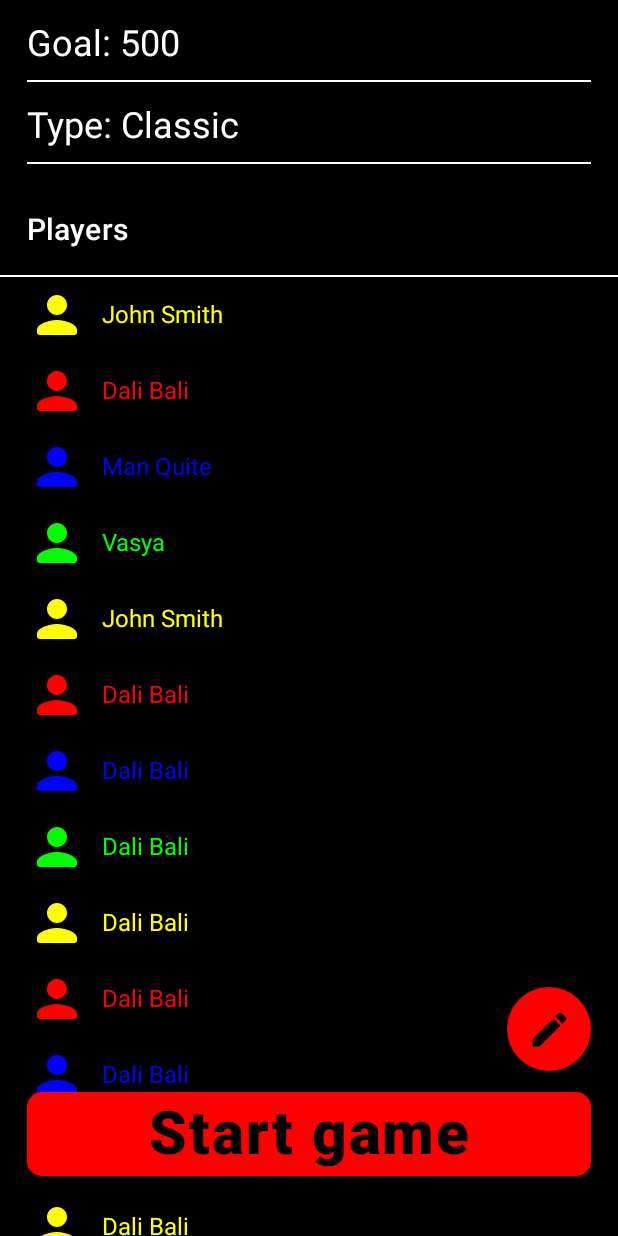
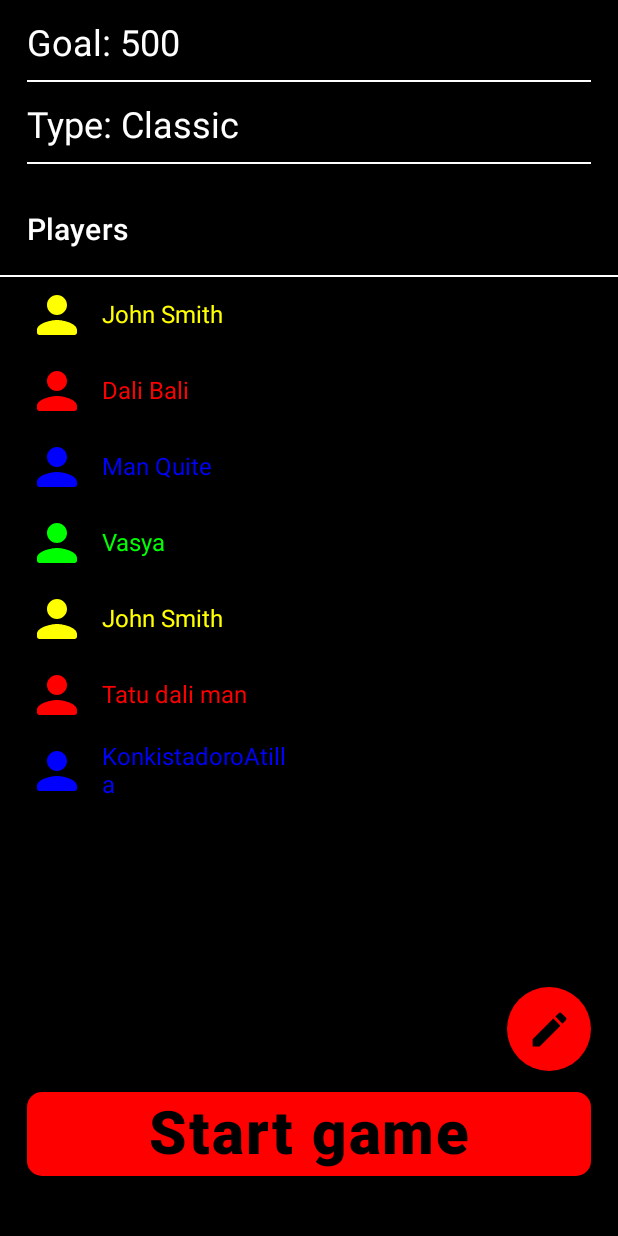
Before and after one commit to Edmko/UNO-counter, an Android app built with Jetpack Compose: the @Preview function GameSettingContentPreview, on a phone screen of 412 x 824 dp. Run offline under Robolectric (Android 15) with nearby library versions, the phone set to English and light mode, and no system bars; our stand-ins replace Room's generated code, accompanist.

Commit message:
working on players

```diff
--- a/app/src/main/java/ua/edmko/unocounter/base/BaseViewModel.kt
+++ b/app/src/main/java/ua/edmko/unocounter/base/BaseViewModel.kt
@@ -8,6 +8,7 @@ import kotlinx.coroutines.flow.MutableStateFlow
 import kotlinx.coroutines.flow.StateFlow
 import kotlinx.coroutines.launch
 import ua.edmko.unocounter.navigation.NavigationCommand
+import ua.edmko.unocounter.navigation.NavigationDirections
 import ua.edmko.unocounter.navigation.NavigationManager
 import ua.edmko.unocounter.utils.LIFECYCLE
 
--- a/app/src/main/java/ua/edmko/unocounter/domain/entities/Player.kt
+++ b/app/src/main/java/ua/edmko/unocounter/domain/entities/Player.kt
@@ -14,19 +14,11 @@ data class Player (
         fun getPlayersStub() = listOf(
             Player(2665421421, "John Smith"),
             Player(254153, "Dali Bali"),
-            Player(2754141, "Man Quite"),
+            Player(2754141, "Man Quite", isSelected = false),
             Player(54111, "Vasya"),
             Player(1614, "John Smith"),
-            Player(654116, "Dali Bali"),
-            Player(2541154, "Dali Bali"),
-            Player(2541451, "Dali Bali"),
-            Player(541514, "Dali Bali"),
-            Player(26541641, "Dali Bali"),
-            Player(34632, "Dali Bali"),
-            Player(2265416, "Dali Bali"),
-            Player(251, "Dali Bali"),
-            Player(214141, "Dali Bali"),
-            Player(54152345, "Dali Bali")
+            Player(654116, "Tatu dali man", isSelected = false),
+            Player(2541154, "KonkistadoroAtilla")
         )
     }
 }
--- a/app/src/main/java/ua/edmko/unocounter/navigation/NavigationDirections.kt
+++ b/app/src/main/java/ua/edmko/unocounter/navigation/NavigationDirections.kt
@@ -26,6 +26,7 @@ object NavigationDirections {
         override val builder: NavOptionsBuilder.() -> Unit = {}
     }
 
+    //PopBack
     val back = object : NavigationCommand() {
         override val argument = emptyList<NamedNavArgument>()
         override val destination: String = "back"
--- a/app/src/main/java/ua/edmko/unocounter/ui/components/GameButton.kt
+++ b/app/src/main/java/ua/edmko/unocounter/ui/components/GameButton.kt
@@ -9,12 +9,13 @@ import androidx.compose.ui.graphics.Color
 import androidx.compose.ui.text.font.FontWeight
 import androidx.compose.ui.text.style.TextAlign
 import androidx.compose.ui.tooling.preview.Preview
+import androidx.compose.ui.unit.TextUnit
 import androidx.compose.ui.unit.dp
 import androidx.compose.ui.unit.sp
 import ua.edmko.unocounter.ui.theme.UNOcounterTheme
 
 @Composable
-fun GameButton(modifier: Modifier = Modifier, isEnabled: Boolean = true , text: String, onClick: () -> Unit) {
+fun GameButton(modifier: Modifier = Modifier, isEnabled: Boolean = true , text: String, onClick: () -> Unit, fontSize: TextUnit = 40.sp) {
     Button(
         onClick = onClick,
         shape = RoundedCornerShape(10.dp),
@@ -26,7 +27,7 @@ fun GameButton(modifier: Modifier = Modifier, isEnabled: Boolean = true , text:
         Text(
             text,
             color = MaterialTheme.colors.surface,
-            fontSize = 40.sp,
+            fontSize = fontSize,
             textAlign = TextAlign.Center,
             fontWeight = FontWeight.Black
         )
--- a/app/src/main/java/ua/edmko/unocounter/ui/players/PlayersEvent.kt
+++ b/app/src/main/java/ua/edmko/unocounter/ui/players/PlayersEvent.kt
@@ -7,6 +7,9 @@ sealed class PlayersEvent: Event
 object AddPlayerButton: PlayersEvent()
 class CreatePlayer(val name: String): PlayersEvent()
 class UpdatePlayersSelection(val player: Player): PlayersEvent()
-class DeletePlayerEvent(val player: Player): PlayersEvent()
+class OnDeletePlayer(val player: Player): PlayersEvent()
+object DeletePlayerEvent: PlayersEvent()
 object NavigateBack: PlayersEvent()
 object DismissDialog: PlayersEvent()
+class EditPlayer(val player: Player): PlayersEvent()
+class ChangePlayersName(val name: String): PlayersEvent()
--- a/app/src/main/java/ua/edmko/unocounter/ui/players/PlayersViewState.kt
+++ b/app/src/main/java/ua/edmko/unocounter/ui/players/PlayersViewState.kt
@@ -4,6 +4,8 @@ import ua.edmko.unocounter.base.ViewState
 import ua.edmko.unocounter.domain.entities.Player
 
 data class PlayersViewState(
-    var isDialogShows: Boolean = false,
+    var editDialogShows: Boolean = false,
+    var confirmationDialogShows: Boolean = false,
+    var selectedPlayer: Player? = null,
     var players: List<Player> = emptyList()
 ): ViewState
```
Also changed, not shown: app/src/main/java/ua/edmko/unocounter/ui/components/Dialogs.kt (renamed from app/src/main/java/ua/edmko/unocounter/ui/components/GameEditDialog.kt, +65 -2 lines), app/src/main/java/ua/edmko/unocounter/ui/players/PlayersViewModel.kt (+44 -10 lines).
